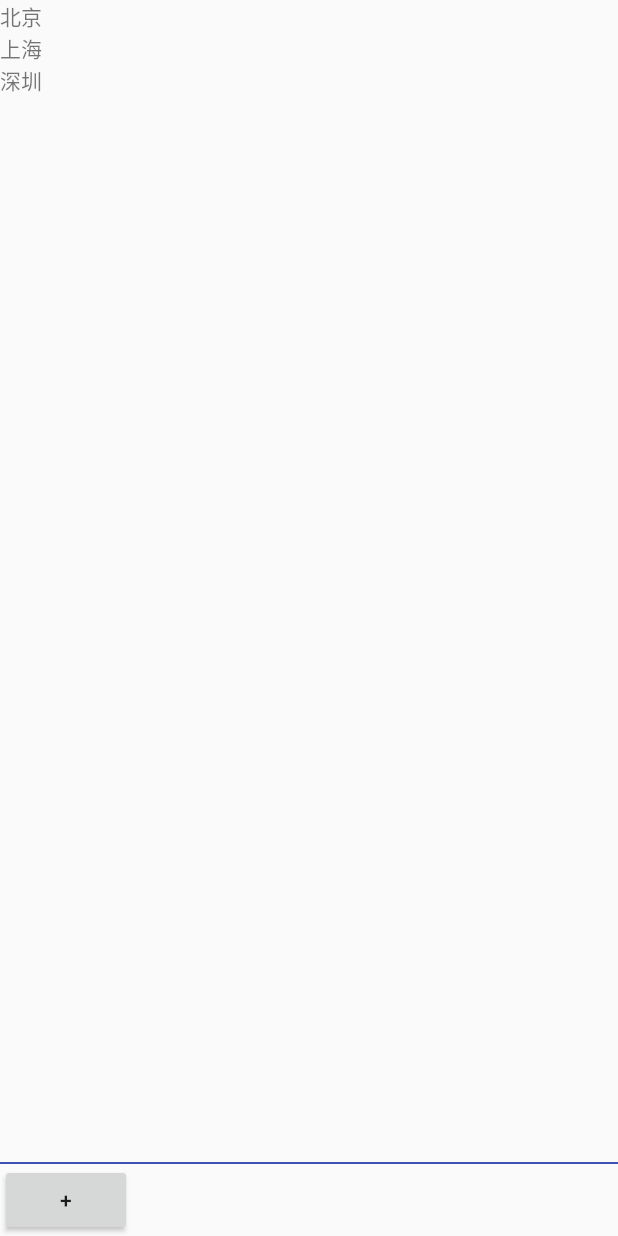
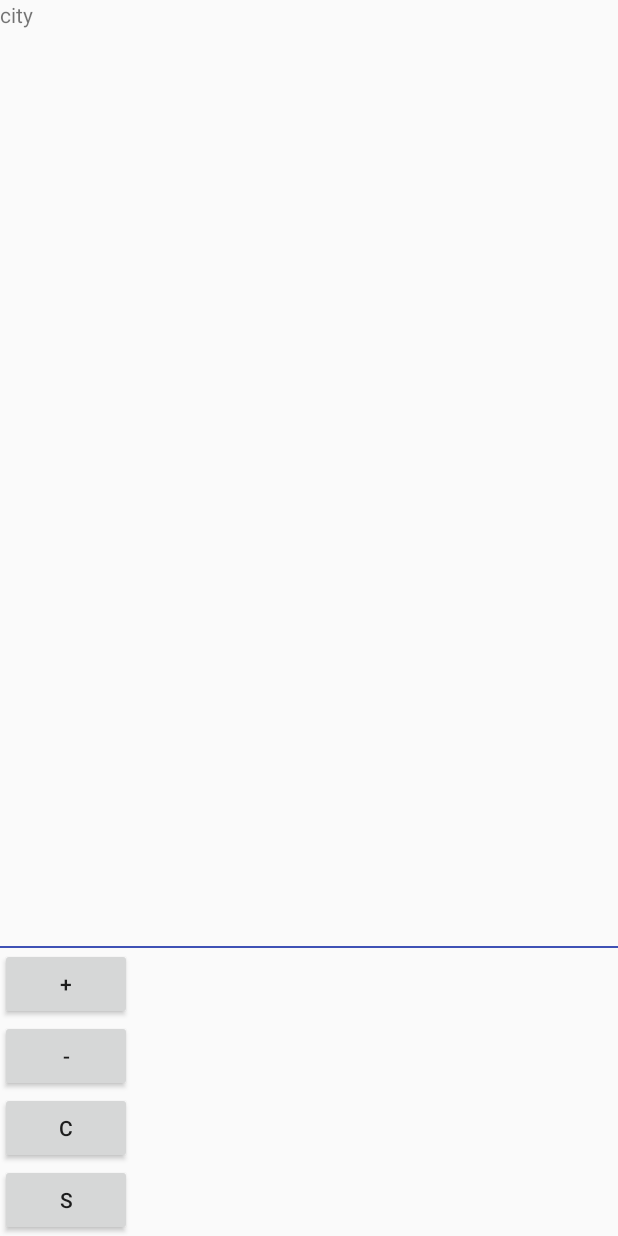
Before and after one commit to zhaofei0129/ZFWeather, an Android app: the screen it shows after launch (CitysActivity), after a tap on "城市", on a phone screen of 412 x 824 dp. Run offline under Robolectric (Android 15) with nearby library versions, the phone set to English and light mode, and no system bars.

Commit message:
3 commit.

```diff
--- a/app/src/main/AndroidManifest.xml
+++ b/app/src/main/AndroidManifest.xml
@@ -8,7 +8,7 @@
 
     <application
         android:allowBackup="true"
-        android:icon="@mipmap/ic_launcher"
+        android:icon="@mipmap/icon"
         android:label="@string/app_name"
         android:roundIcon="@mipmap/ic_launcher_round"
         android:supportsRtl="true"
--- a/app/src/main/java/com/muyi/zhaofei/zfweather/CitysActivity.java
+++ b/app/src/main/java/com/muyi/zhaofei/zfweather/CitysActivity.java
@@ -1,7 +1,10 @@
 package com.muyi.zhaofei.zfweather;
 
+import android.content.ContentValues;
 import android.content.Context;
 import android.content.Intent;
+import android.database.Cursor;
+import android.database.sqlite.SQLiteDatabase;
 import android.support.v7.app.AppCompatActivity;
 import android.os.Bundle;
 import android.support.v7.widget.LinearLayoutManager;
@@ -19,9 +22,13 @@ import java.util.Calendar;
 import java.util.List;
 
 public class CitysActivity extends BasicActivity {
+    private static final String EXTRA_CITY = "com.muyi.zhaofei.zfweather.CitysActivity_city";
 
-    public static Intent newInstance(Context context) {
+    List<String> mCitys = new ArrayList<>();
+
+    public static Intent newInstance(Context context, String city) {
         Intent intent = new Intent(context, CitysActivity.class);
+        intent.putExtra(EXTRA_CITY, city);
         return intent;
     }
     private class CityViewHolder extends RecyclerView.ViewHolder {
@@ -68,19 +75,65 @@ public class CitysActivity extends BasicActivity {
         RecyclerView recyclerView = (RecyclerView)findViewById(R.id.id_citys_recycler_view);
         LinearLayoutManager layoutManager = new LinearLayoutManager(this);
         recyclerView.setLayoutManager(layoutManager);
-        List<String> citys = new ArrayList<>();
-        citys.add("北京");
-        citys.add("上海");
-        citys.add("深圳");
+        Intent intent = getIntent();
+        String city = intent.getStringExtra(EXTRA_CITY);
+        mCitys.add(city);
+        mCitys.add(city);
 
-        CityAdapter adapter = new CityAdapter(citys);
+        mCitys.set(0, "city");
+
+        CityAdapter adapter = new CityAdapter(mCitys);
         recyclerView.setAdapter(adapter);
+        final SelectedCitysDatabaseHelper helper = new SelectedCitysDatabaseHelper(this, "SelectedCitys.db", null, 1);
 
         Button addButton = (Button)findViewById(R.id.id_add_city_button);
         addButton.setOnClickListener(new View.OnClickListener() {
             @Override
             public void onClick(View v) {
-
+                SQLiteDatabase db = helper.getWritableDatabase();
+                ContentValues values = new ContentValues();
+                values.put("city", "吉林");
+                db.insert("City", null, values);
+                values.clear();
+                values.put("city", "哈尔冰");
+                db.insert("City", null, values);
+                values.clear();
+                values.put("city", "南京");
+                db.insert("City", null, values);
+                values.clear();
+            }
+        });
+        Button dButton = (Button)findViewById(R.id.id_d_city_button);
+        dButton.setOnClickListener(new View.OnClickListener() {
+            @Override
+            public void onClick(View v) {
+                SQLiteDatabase db = helper.getWritableDatabase();
+                db.delete("City", "city = ?", new String[]{"南京"});
+            }
+        });
+        Button cButton = (Button)findViewById(R.id.id_c_city_button);
+        cButton.setOnClickListener(new View.OnClickListener() {
+            @Override
+            public void onClick(View v) {
+                SQLiteDatabase db = helper.getWritableDatabase();
+                ContentValues values = new ContentValues();
+                values.put("city", "广州");
+                db.update("City", values, "city = ?", new String[]{"吉林"});
+            }
+        });
+        Button sButton = (Button)findViewById(R.id.id_s_city_button);
+        sButton.setOnClickListener(new View.OnClickListener() {
+            @Override
+            public void onClick(View v) {
+                SQLiteDatabase db = helper.getWritableDatabase();
+                Cursor cursor = db.query("City", null, null, null, null, null, null);
+                if (cursor.moveToFirst()) {
+                    do {
+                        String city = cursor.getString(cursor.getColumnIndex("city"));
+                        Log.d("CitysActivity", "city: " + city);
+                    } while (cursor.moveToNext());
+                }
+                cursor.close();
             }
         });
     }
--- /dev/null
+++ b/app/src/main/java/com/muyi/zhaofei/zfweather/SelectedCitysDatabaseHelper.java
@@ -0,0 +1,34 @@
+package com.muyi.zhaofei.zfweather;
+
+import android.content.Context;
+import android.database.sqlite.SQLiteDatabase;
+import android.database.sqlite.SQLiteOpenHelper;
+import android.widget.Toast;
+
+/**
+ * Created by Zhao Fei on 2018/3/2.
+ */
+
+public class SelectedCitysDatabaseHelper extends SQLiteOpenHelper {
+
+    public static final String CREATE_CITY = "create table City (id integer primary key autoincrement, city text)";
+
+    private Context mContext;
+
+    public SelectedCitysDatabaseHelper(Context context, String name, SQLiteDatabase.CursorFactory factory, int version) {
+        super(context, name, factory, version);
+        mContext = context;
+    }
+
+    @Override
+    public void onCreate(SQLiteDatabase db) {
+        db.execSQL(CREATE_CITY);
+        Toast.makeText(mContext, "Create succeeded", Toast.LENGTH_SHORT).show();
+    }
+
+    @Override
+    public void onUpgrade(SQLiteDatabase db, int oldVersion, int newVersion) {
+        db.execSQL("drop table if exists City");
+        onCreate(db);
+    }
+}
--- a/app/src/main/java/com/muyi/zhaofei/zfweather/WeatherActivity.java
+++ b/app/src/main/java/com/muyi/zhaofei/zfweather/WeatherActivity.java
@@ -39,6 +39,7 @@ public class WeatherActivity extends BasicActivity {
     private String mLon;
     private String mLat;
     private Date mRefreshTime;
+    private List<Weather> mWeathers;
 
     private class WeatherViewHolder extends RecyclerView.ViewHolder {
         TextView mWeekdayTextView;
@@ -174,6 +175,7 @@ public class WeatherActivity extends BasicActivity {
             recyclerView.setLayoutManager(layoutManager);
             WeatherAdapter adapter = new WeatherAdapter(weathers);
             recyclerView.setAdapter(adapter);
+            mWeathers = weathers;
         }
     }
 
@@ -197,7 +199,7 @@ public class WeatherActivity extends BasicActivity {
         citysButton.setOnClickListener(new View.OnClickListener() {
             @Override
             public void onClick(View v) {
-                Intent intent = CitysActivity.newInstance(WeatherActivity.this);
+                Intent intent = CitysActivity.newInstance(WeatherActivity.this, mWeathers.get(0).getCity());
                 startActivity(intent);
 
             }
--- a/app/src/main/res/layout/activity_citys.xml
+++ b/app/src/main/res/layout/activity_citys.xml
@@ -34,5 +34,23 @@
             android:layout_height="wrap_content"
             android:text="+"
             />
+        <Button
+            android:id="@+id/id_d_city_button"
+            android:layout_width="wrap_content"
+            android:layout_height="wrap_content"
+            android:text="-"
+            />
+        <Button
+            android:id="@+id/id_c_city_button"
+            android:layout_width="wrap_content"
+            android:layout_height="wrap_content"
+            android:text="c"
+            />
+        <Button
+            android:id="@+id/id_s_city_button"
+            android:layout_width="wrap_content"
+            android:layout_height="wrap_content"
+            android:text="s"
+            />
     </LinearLayout>
 </LinearLayout>
--- a/app/src/main/res/layout/activity_weather.xml
+++ b/app/src/main/res/layout/activity_weather.xml
@@ -71,6 +71,7 @@
             android:layout_width="wrap_content"
             android:layout_height="wrap_content"
             android:text="城市"
+            android:layout_gravity="right"
             />
     </LinearLayout>
 </LinearLayout>
--- a/app/src/main/res/values/strings.xml
+++ b/app/src/main/res/values/strings.xml
@@ -1,5 +1,5 @@
 <resources>
-    <string name="app_name">ZFWeather</string>
+    <string name="app_name">木易天气</string>
     <string name="str__">--</string>
 
 </resources>
```
Also changed, not shown: app/src/main/res/mipmap-xxhdpi/icon.png (added).
